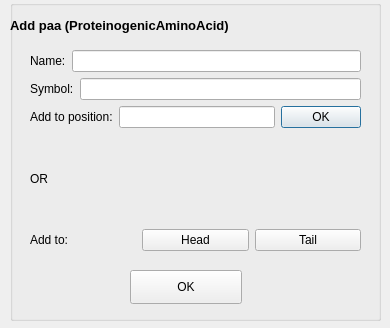
The window that addpaa.ui (aaismailov/LabOop) describes before a commit, drawn with Qt 5.
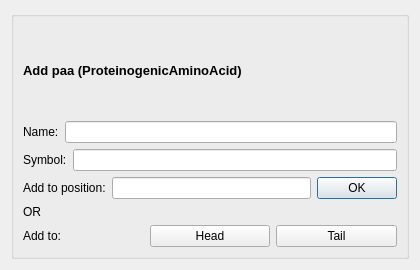
The same window after the commit.

What changed in the file:
```diff
--- a/addpaa.ui
+++ b/addpaa.ui
@@ -6,34 +6,28 @@
    <rect>
     <x>0</x>
     <y>0</y>
-    <width>390</width>
-    <height>328</height>
+    <width>420</width>
+    <height>270</height>
    </rect>
   </property>
+  <property name="minimumSize">
+   <size>
+    <width>420</width>
+    <height>270</height>
+   </size>
+  </property>
   <property name="windowTitle">
    <string>Add paa</string>
   </property>
+  <layout class="QVBoxLayout" name="verticalLayout_5">
+   <item>
   <widget class="QGroupBox" name="groupBox_2">
-   <property name="geometry">
-    <rect>
-     <x>10</x>
-     <y>0</y>
-     <width>371</width>
-     <height>321</height>
-    </rect>
-   </property>
    <property name="title">
     <string/>
    </property>
+     <layout class="QVBoxLayout" name="verticalLayout_4">
+      <item>
    <widget class="QLabel" name="label_2">
-    <property name="geometry">
-     <rect>
-      <x>0</x>
-      <y>10</y>
-      <width>361</width>
-      <height>31</height>
-     </rect>
-    </property>
     <property name="font">
      <font>
       <pointsize>10</pointsize>
@@ -43,15 +37,8 @@
      <string>&lt;html&gt;&lt;head/&gt;&lt;body&gt;&lt;p&gt;&lt;span style=&quot; font-weight:600;&quot;&gt;Add paa (ProteinogenicAminoAcid)&lt;/span&gt;&lt;/p&gt;&lt;/body&gt;&lt;/html&gt;</string>
     </property>
    </widget>
-   <widget class="QWidget" name="verticalLayoutWidget_3">
-    <property name="geometry">
-     <rect>
-      <x>20</x>
-      <y>50</y>
-      <width>331</width>
-      <height>201</height>
-     </rect>
-    </property>
+      </item>
+      <item>
     <layout class="QVBoxLayout" name="verticalLayout_3">
      <item>
       <layout class="QVBoxLayout" name="verticalLayout">
@@ -217,26 +204,11 @@
       </layout>
      </item>
     </layout>
-   </widget>
-   <widget class="QPushButton" name="pushButton_4">
-    <property name="geometry">
-     <rect>
-      <x>120</x>
-      <y>270</y>
-      <width>112</width>
-      <height>34</height>
-     </rect>
-    </property>
-    <property name="font">
-     <font>
-      <pointsize>9</pointsize>
-     </font>
-    </property>
-    <property name="text">
-     <string>OK</string>
-    </property>
-   </widget>
-  </widget>
+      </item>
+     </layout>
+    </widget>
+   </item>
+  </layout>
  </widget>
  <resources/>
  <connections/>
```
Lines whose indentation alone changed are shown as unchanged.
